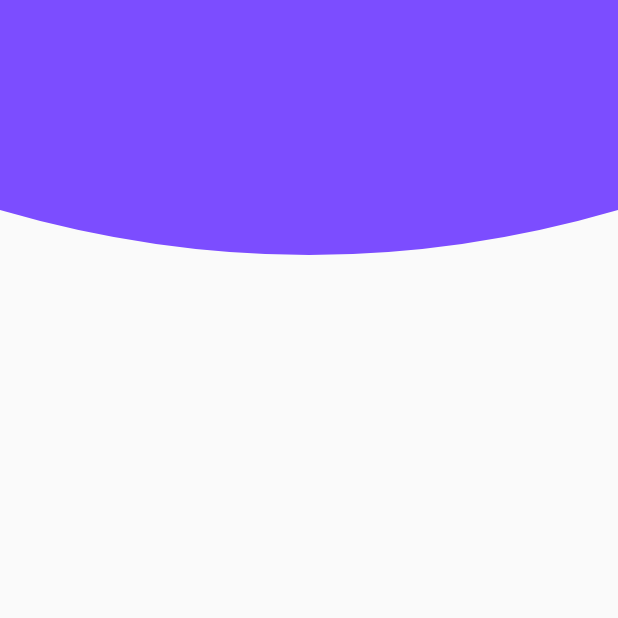
After one commit to HYAdonisCoding/adam_20190822_flutter_app, a Flutter app: the screen it shows after launch, on a phone screen of 412 x 824 dp, the top half of it. The commit adds this screen. Run offline on Flutter 3.47's test engine with Material 2 defaults, Android fonts, the phone set to English and light mode, and no system bars.

Commit message:
Flutter Custom Clipper

```diff
--- /dev/null
+++ b/lib/custom_clipper.dart
@@ -0,0 +1,45 @@
+import 'package:flutter/material.dart';
+
+class HomePage extends StatelessWidget {
+  @override
+  Widget build(BuildContext context) {
+    return Scaffold(
+      body: Column(
+        children: <Widget>[
+          ClipPath(
+            clipper: BottomClipper(),
+            child: Container(
+              color: Colors.deepPurpleAccent,
+              height: 200.0,
+            ),
+          )
+        ],
+      ),
+    );
+  }
+}
+
+class BottomClipper extends CustomClipper<Path> {
+  final space = 60;
+  @override
+  Path getClip(Size size) {
+    var path = Path();
+    path.lineTo(0, 0);
+    path.lineTo(0, size.height-space);
+    var firstControlPoint = Offset(size.width*0.5, size.height);
+    var firstEnddPoint = Offset(size.width, size.height-space);
+    path.quadraticBezierTo(firstControlPoint.dx,
+    firstControlPoint.dy,
+    firstEnddPoint.dx,
+    firstEnddPoint.dy);
+    path.lineTo(size.width, size.height-space);
+    path.lineTo(size.width, 0);
+    return path;
+  }
+
+  @override
+  bool shouldReclip(CustomClipper<Path> oldClipper) {
+
+    return false;
+  }
+}
--- a/lib/main.dart
+++ b/lib/main.dart
@@ -1,5 +1,5 @@
 import 'package:flutter/material.dart';
-import 'expansion_panel_list.dart';
+import 'custom_clipper.dart';
 
 void main()=>runApp(MyApp());
 
@@ -7,10 +7,11 @@ class MyApp extends StatelessWidget {
   @override
   Widget build(BuildContext context) {
     return MaterialApp(
-      title: 'Flutter Expansion Panel List',
+      title: 'Flutter Custom Clipper',
+      debugShowCheckedModeBanner: false,
       //自定义主题样本
-      theme: ThemeData.dark(),
-      home: ExpansionPanelListDemo()
+      theme: ThemeData.light(),
+      home: HomePage()
     );
   }
 }
```
